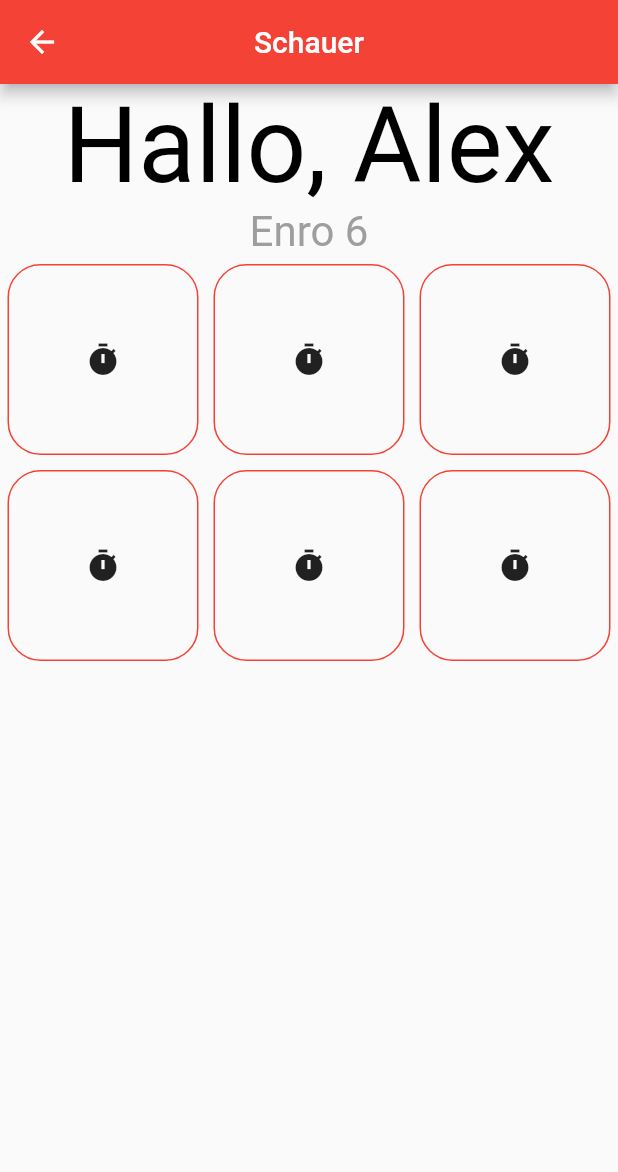
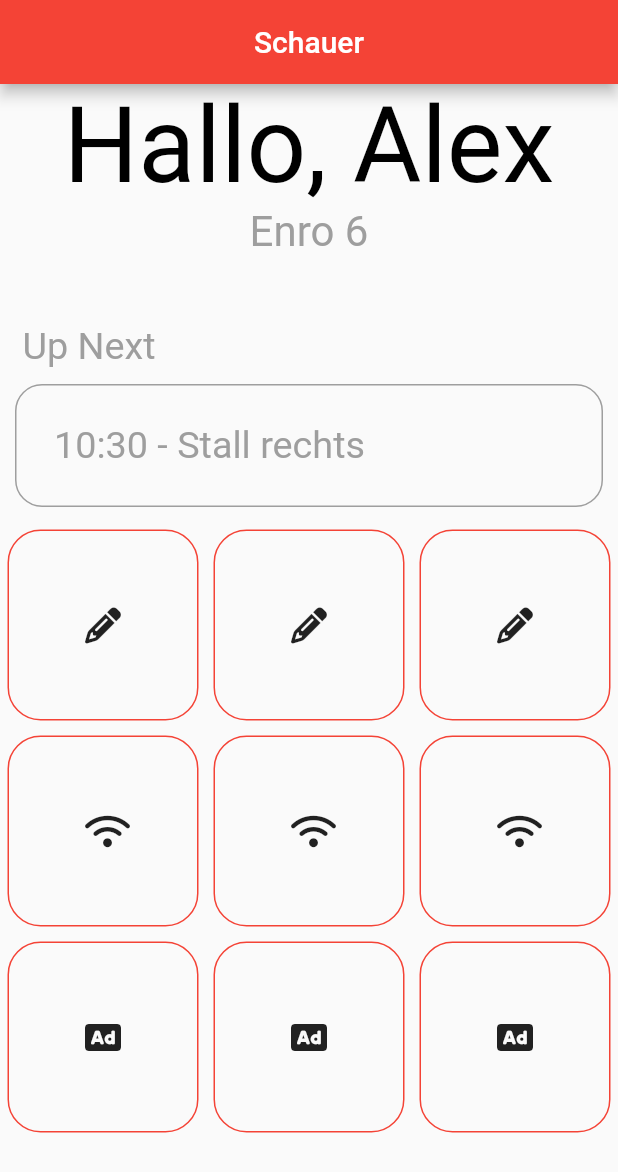
Before and after one commit to ffabss/flutter_demo, a Flutter app: the HomeSchauer screen opened directly, on a phone screen of 412 x 824 dp. Shown: the top 1172 px of the screen. Run offline on Flutter 3.47's test engine with Material 2 defaults, Android fonts, the phone set to English and light mode, and no system bars; our stand-ins replace flutter_icons, location, rflutter_alert; missing offline and left inert: wifi_configuration.

Commit message:
home thingy and colors

```diff
--- a/lib/main.dart
+++ b/lib/main.dart
@@ -1,8 +1,9 @@
 import 'package:flutter/material.dart';
-import 'package:flutter_demo/screens/mainScreen.dart';
+
+import 'screens/homeSchauer.dart';
 
 void main() {
   runApp(MaterialApp(
-    home: MainScreen(),
+    home: HomeSchauer(),
   ));
 }
--- a/lib/screens/homeSchauer.dart
+++ b/lib/screens/homeSchauer.dart
@@ -1,6 +1,10 @@
 import 'package:flutter/cupertino.dart';
 import 'package:flutter/material.dart';
 import 'package:flutter_demo/models/buttonRedborder.dart';
+import 'package:flutter_demo/screens/routeScreen.dart';
+import 'package:flutter_demo/screens/socketScreen.dart';
+import 'package:flutter_demo/screens/wifiScreen.dart';
+import 'package:flutter_icons/flutter_icons.dart';
 
 class HomeSchauer extends StatefulWidget {
   _HomeSchauerState createState() => _HomeSchauerState();
@@ -17,7 +21,7 @@ class _HomeSchauerState extends State<HomeSchauer> {
         ),
         body: Center(
             child: Column(
-                mainAxisAlignment: MainAxisAlignment.end,
+                mainAxisAlignment: MainAxisAlignment.center,
                 crossAxisAlignment: CrossAxisAlignment.stretch,
                 children: <Widget>[
               Material(
@@ -34,44 +38,119 @@ class _HomeSchauerState extends State<HomeSchauer> {
                 textScaleFactor: 2,
                 style: TextStyle(color: Colors.grey),
               )),
+              Container(
+                height: 45,
+              ),
+              Column(
+                mainAxisAlignment: MainAxisAlignment.spaceAround,
+                crossAxisAlignment: CrossAxisAlignment.stretch,
+                children: <Widget>[
+                  Container(
+                      padding: const EdgeInsets.only(left: 15),
+                      child: Text(
+                        "Up Next",
+                        textAlign: TextAlign.left,
+                        textScaleFactor: 1.8,
+                        style: TextStyle(color: Colors.grey),
+                      )),
+                  Container(
+                      margin: const EdgeInsets.all(10.0),
+                      padding: const EdgeInsets.all(25.0),
+                      decoration: new BoxDecoration(
+                          borderRadius: BorderRadius.all(Radius.circular(18)),
+                          border: new Border.all(color: Colors.grey)),
+                      child: Text(
+                        "10:30 - Stall rechts",
+                        textAlign: TextAlign.left,
+                        textScaleFactor: 1.8,
+                        style: TextStyle(color: Colors.grey),
+                      ))
+                ],
+              ),
               Flexible(
                   child: GridView.count(
                 crossAxisCount: 3,
+                reverse: false,
                 children: <Widget>[
                   ButtonRedBorder(
-                    iconToUse: Icons.timer,
+                    iconToUse: FontAwesome.pencil,
                     onPressed: () {
-                      print("Tapped Me");
+                      Navigator.push(
+                        context,
+                        MaterialPageRoute(builder: (context) => HomePage()),
+                      );
                     },
                   ),
                   ButtonRedBorder(
-                    iconToUse: Icons.timer,
+                    iconToUse: FontAwesome.pencil,
                     onPressed: () {
-                      print("Tapped Me");
+                      Navigator.push(
+                        context,
+                        MaterialPageRoute(builder: (context) => HomePage()),
+                      );
                     },
                   ),
                   ButtonRedBorder(
-                    iconToUse: Icons.timer,
+                    iconToUse: FontAwesome.pencil,
                     onPressed: () {
-                      print("Tapped Me");
+                      Navigator.push(
+                        context,
+                        MaterialPageRoute(builder: (context) => HomePage()),
+                      );
                     },
                   ),
                   ButtonRedBorder(
-                    iconToUse: Icons.timer,
+                    iconToUse: FontAwesome.wifi,
                     onPressed: () {
-                      print("Tapped Me");
+                      Navigator.push(
+                        context,
+                        MaterialPageRoute(builder: (context) => WifiRoute()),
+                      );
                     },
                   ),
                   ButtonRedBorder(
-                    iconToUse: Icons.timer,
+                    iconToUse: FontAwesome.wifi,
                     onPressed: () {
-                      print("Tapped Me");
+                      Navigator.push(
+                        context,
+                        MaterialPageRoute(builder: (context) => WifiRoute()),
+                      );
                     },
                   ),
                   ButtonRedBorder(
-                    iconToUse: Icons.timer,
+                    iconToUse: FontAwesome.wifi,
                     onPressed: () {
-                      print("Tapped Me");
+                      Navigator.push(
+                        context,
+                        MaterialPageRoute(builder: (context) => WifiRoute()),
+                      );
+                    },
+                  ),
+                  ButtonRedBorder(
+                    iconToUse: FontAwesome5Solid.ad,
+                    onPressed: () {
+                      Navigator.push(
+                        context,
+                        MaterialPageRoute(builder: (context) => SocketScreen()),
+                      );
+                    },
+                  ),
+                  ButtonRedBorder(
+                    iconToUse: FontAwesome5Solid.ad,
+                    onPressed: () {
+                      Navigator.push(
+                        context,
+                        MaterialPageRoute(builder: (context) => SocketScreen()),
+                      );
+                    },
+                  ),
+                  ButtonRedBorder(
+                    iconToUse: FontAwesome5Solid.ad,
+                    onPressed: () {
+                      Navigator.push(
+                        context,
+                        MaterialPageRoute(builder: (context) => SocketScreen()),
+                      );
                     },
                   ),
                 ],
```
Also changed, not shown: lib/screens/socketScreen.dart (+8 -6 lines), lib/screens/wifiScreen.dart (+4 -5 lines).
